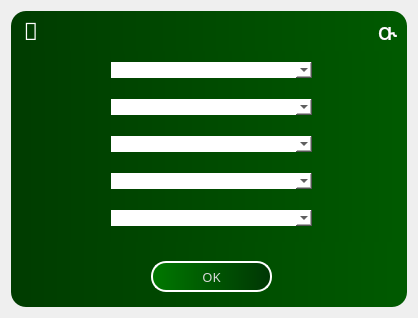
First picture: the form in forms/Form2.ui, repository KuzMG/Notes-for-students, before the edit.
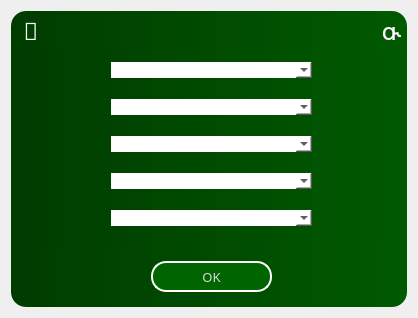
Second picture: the form after the edit.

Commit message: opening two forms in one window

What changed in the file:
```diff
--- a/forms/Form2.ui
+++ b/forms/Form2.ui
@@ -10,6 +10,18 @@
     <height>318</height>
    </rect>
   </property>
+  <property name="sizePolicy">
+   <sizepolicy hsizetype="Preferred" vsizetype="Preferred">
+    <horstretch>0</horstretch>
+    <verstretch>0</verstretch>
+   </sizepolicy>
+  </property>
+  <property name="minimumSize">
+   <size>
+    <width>418</width>
+    <height>318</height>
+   </size>
+  </property>
   <property name="windowTitle">
    <string>Form</string>
   </property>
@@ -24,7 +36,7 @@
      <widget class="QPushButton" name="closeButton">
       <property name="geometry">
        <rect>
-        <x>356</x>
+        <x>360</x>
         <y>0</y>
         <width>40</width>
         <height>40</height>
@@ -92,7 +104,7 @@
       <property name="styleSheet">
        <string notr="true">#addXMLButton
 {
-background-color:qlineargradient(spread:pad, x1:0, y1:0, x2:1, y2:0, stop:0 rgba(0, 120, 0, 255), stop:1 rgba(0, 54, 4, 255));
+background-color: rgb(0,100, 0);
 border-radius: 15;
 color: rgb(217, 217, 217);
 border: 2px solid rgb(255, 255, 255);
```
Left out of the diff: 4 changed lines with no effect on the pictures. The commit also changes 3 other files.
